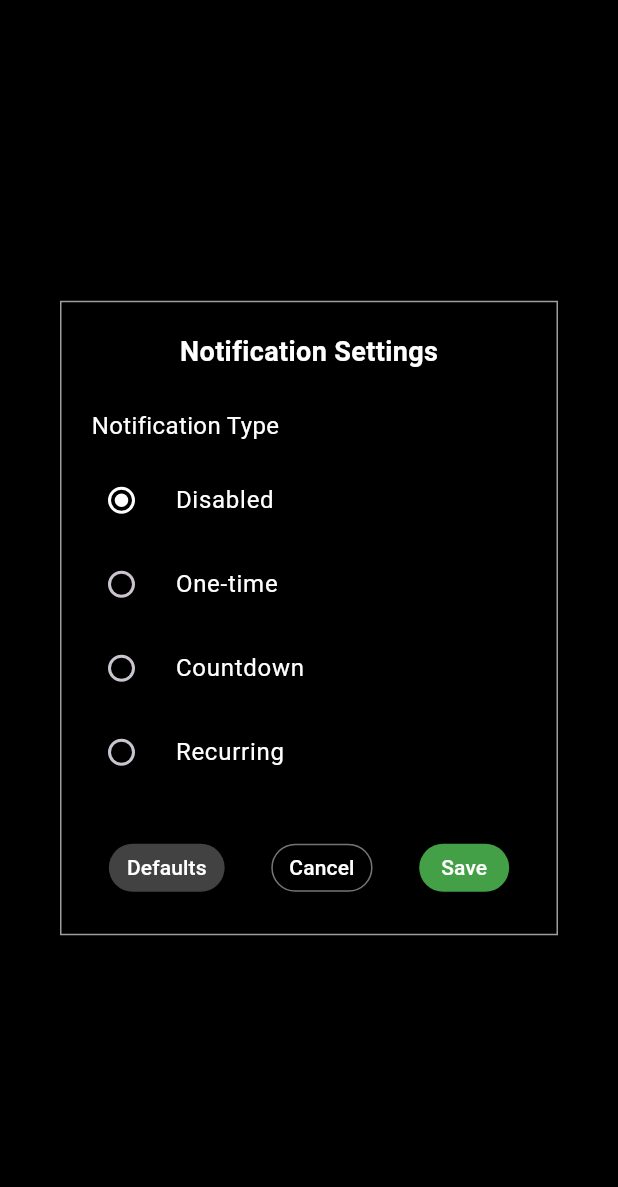
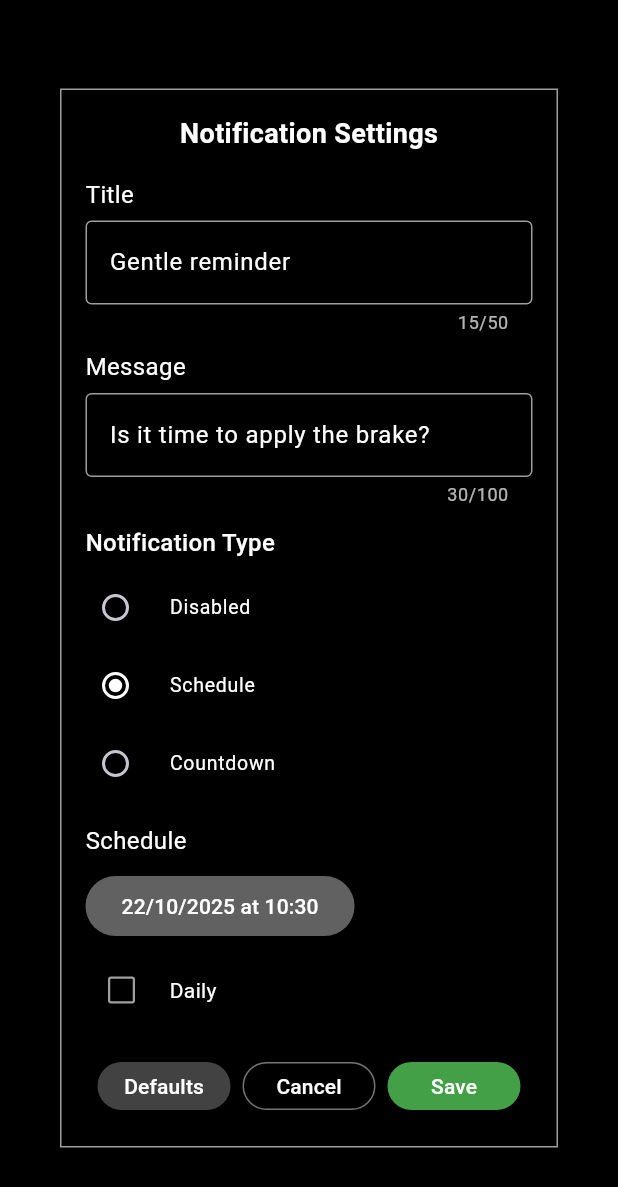
Before and after one commit to Accelerated-Intensity-Ltd/softbrake, a Flutter app: the NotificationConfigDialog widget shown alone on an empty page, opened directly with empty values, on a phone screen of 412 x 824 dp. Shown: the top 1187 px of the screen. Run offline on Flutter 3.47's test engine with Material 3 defaults, Android fonts, the phone set to English and light mode, and no system bars; our stand-ins replace flutter_colorpicker, flutter_local_notifications, flutter_svg, image_picker, shared_preferences, timezone; missing offline and left inert: crop_your_image; accounts and stored records are empty.

Commit message:
UI changes for notifications config

```diff
--- a/lib/config/notification_config.dart
+++ b/lib/config/notification_config.dart
@@ -2,7 +2,7 @@ import 'dart:io';
 import 'package:flutter/material.dart';
 import '../services/notification_service.dart';
 
-enum NotificationType { disabled, oneTime, countdown, recurring }
+enum NotificationType { disabled, oneTime, countdown }
 
 class NotificationSettings {
   final NotificationType type;
@@ -10,17 +10,15 @@ class NotificationSettings {
   final String body;
   final DateTime? scheduleTime;
   final Duration? countdownDuration;
-  final List<int>? recurringDays; // 1-7 for Monday-Sunday
-  final TimeOfDay? recurringTime;
+  final bool isDaily;
 
   const NotificationSettings({
-    this.type = NotificationType.disabled,
+    this.type = NotificationType.oneTime,
     this.title = 'Gentle reminder',
     this.body = 'Is it time to apply the brake?',
     this.scheduleTime,
     this.countdownDuration,
-    this.recurringDays,
-    this.recurringTime,
+    this.isDaily = false,
   });
 
   NotificationSettings copyWith({
@@ -29,8 +27,7 @@ class NotificationSettings {
     String? body,
     DateTime? scheduleTime,
     Duration? countdownDuration,
-    List<int>? recurringDays,
-    TimeOfDay? recurringTime,
+    bool? isDaily,
   }) {
     return NotificationSettings(
       type: type ?? this.type,
@@ -38,12 +35,13 @@ class NotificationSettings {
       body: body ?? this.body,
       scheduleTime: scheduleTime ?? this.scheduleTime,
       countdownDuration: countdownDuration ?? this.countdownDuration,
-      recurringDays: recurringDays ?? this.recurringDays,
-      recurringTime: recurringTime ?? this.recurringTime,
+      isDaily: isDaily ?? this.isDaily,
     );
   }
 
-  static const NotificationSettings defaultSettings = NotificationSettings();
+  static const NotificationSettings defaultSettings = NotificationSettings(
+    type: NotificationType.oneTime,
+  );
 }
 
 class NotificationConfigDialog extends StatefulWidget {
@@ -68,8 +66,7 @@ class _NotificationConfigDialogState extends State<NotificationConfigDialog> {
   late TextEditingController _bodyController;
   DateTime? _selectedDateTime;
   Duration? _selectedCountdown;
-  TimeOfDay? _selectedRecurringTime;
-  Set<int> _selectedDays = {};
+  bool _isDaily = false;
   bool _hasRequiredPermissions = true;
 
   // Predefined countdown durations
@@ -90,8 +87,7 @@ class _NotificationConfigDialogState extends State<NotificationConfigDialog> {
     _bodyController = TextEditingController(text: widget.initialSettings.body);
     _selectedDateTime = widget.initialSettings.scheduleTime;
     _selectedCountdown = widget.initialSettings.countdownDuration;
-    _selectedRecurringTime = widget.initialSettings.recurringTime;
-    _selectedDays = widget.initialSettings.recurringDays?.toSet() ?? {};
+    _isDaily = widget.initialSettings.isDaily;
 
     _titleController.addListener(() => setState(() {}));
     _bodyController.addListener(() => setState(() {}));
@@ -124,19 +120,9 @@ class _NotificationConfigDialogState extends State<NotificationConfigDialog> {
            current.body != widget.initialSettings.body ||
            current.scheduleTime != widget.initialSettings.scheduleTime ||
            current.countdownDuration != widget.initialSettings.countdownDuration ||
-           !_listsEqual(current.recurringDays, widget.initialSettings.recurringDays) ||
-           current.recurringTime != widget.initialSettings.recurringTime;
+           current.isDaily != widget.initialSettings.isDaily;
   }
 
-  bool _listsEqual(List<int>? a, List<int>? b) {
-    if (a == null && b == null) return true;
-    if (a == null || b == null) return false;
-    if (a.length != b.length) return false;
-    for (int i = 0; i < a.length; i++) {
-      if (a[i] != b[i]) return false;
-    }
-    return true;
-  }
 
   NotificationSettings _buildCurrentSettings() {
     return NotificationSettings(
@@ -145,8 +131,7 @@ class _NotificationConfigDialogState extends State<NotificationConfigDialog> {
       body: _bodyController.text.trim().isEmpty ? 'Is it time to apply the brake?' : _bodyController.text.trim(),
       scheduleTime: _selectedType == NotificationType.oneTime ? _selectedDateTime : null,
       countdownDuration: _selectedType == NotificationType.countdown ? _selectedCountdown : null,
-      recurringDays: _selectedType == NotificationType.recurring ? (_selectedDays.toList()..sort()) : null,
-      recurringTime: _selectedType == NotificationType.recurring ? _selectedRecurringTime : null,
+      isDaily: _selectedType == NotificationType.oneTime ? _isDaily : false,
     );
   }
 
@@ -216,31 +201,6 @@ class _NotificationConfigDialogState extends State<NotificationConfigDialog> {
     }
   }
 
-  Future<void> _selectRecurringTime() async {
-    final time = await showTimePicker(
-      context: context,
-      initialTime: _selectedRecurringTime ?? const TimeOfDay(hour: 9, minute: 0),
-      builder: (context, child) {
-        return Theme(
-          data: Theme.of(context).copyWith(
-            colorScheme: const ColorScheme.dark(
-              primary: Colors.white,
-              onPrimary: Colors.black,
-              surface: Colors.black,
-              onSurface: Colors.white,
-            ),
-          ),
-          child: child!,
-        );
-      },
-    );
-
-    if (time != null) {
-      setState(() {
-        _selectedRecurringTime = time;
-      });
-    }
-  }
 
   String _formatCustomDuration(Duration duration) {
     if (duration.inHours > 0) {
@@ -399,9 +359,9 @@ class _NotificationConfigDialogState extends State<NotificationConfigDialog> {
       children: [
         const Text(
           'Notification Type',
-          style: TextStyle(color: Colors.white, fontSize: 16),
+          style: TextStyle(color: Colors.white, fontSize: 16, fontWeight: FontWeight.w500),
         ),
-        const SizedBox(height: 10),
+        const SizedBox(height: 8),
         ...NotificationType.values.map((type) {
           String label;
           switch (type) {
@@ -409,17 +369,16 @@ class _NotificationConfigDialogState extends State<NotificationConfigDialog> {
               label = 'Disabled';
               break;
             case NotificationType.oneTime:
-              label = 'One-time';
+              label = 'Schedule';
               break;
             case NotificationType.countdown:
               label = 'Countdown';
               break;
-            case NotificationType.recurring:
-              label = 'Recurring';
-              break;
           }
 
-          return RadioListTile<NotificationType>(
+          return Container(
+            margin: const EdgeInsets.only(bottom: 4),
+            child: RadioListTile<NotificationType>(
               title: Text(label, style: const TextStyle(color: Colors.white)),
               value: type,
               groupValue: _selectedType,
@@ -430,6 +389,8 @@ class _NotificationConfigDialogState extends State<NotificationConfigDialog> {
               },
               activeColor: Colors.white,
               contentPadding: EdgeInsets.zero,
+              dense: true,
+            ),
           );
         }),
       ],
@@ -441,7 +402,7 @@ class _NotificationConfigDialogState extends State<NotificationConfigDialog> {
       crossAxisAlignment: CrossAxisAlignment.start,
       children: [
         const Text('Title', style: TextStyle(color: Colors.white, fontSize: 16)),
-        const SizedBox(height: 8),
+        const SizedBox(height: 6),
         TextField(
           controller: _titleController,
           maxLength: 50,
@@ -455,13 +416,13 @@ class _NotificationConfigDialogState extends State<NotificationConfigDialog> {
             counterStyle: TextStyle(color: Colors.white.withOpacity(0.7)),
           ),
         ),
-        const SizedBox(height: 15),
+        const SizedBox(height: 10),
         const Text('Message', style: TextStyle(color: Colors.white, fontSize: 16)),
-        const SizedBox(height: 8),
+        const SizedBox(height: 6),
         TextField(
           controller: _bodyController,
           maxLength: 100,
-          maxLines: 3,
+          maxLines: 2,
           minLines: 1,
           style: const TextStyle(color: Colors.white),
           decoration: InputDecoration(
@@ -482,7 +443,7 @@ class _NotificationConfigDialogState extends State<NotificationConfigDialog> {
       crossAxisAlignment: CrossAxisAlignment.start,
       children: [
         const Text('Schedule', style: TextStyle(color: Colors.white, fontSize: 16)),
-        const SizedBox(height: 10),
+        const SizedBox(height: 8),
         ElevatedButton(
           onPressed: _selectDateTime,
           style: ElevatedButton.styleFrom(
@@ -495,6 +456,27 @@ class _NotificationConfigDialogState extends State<NotificationConfigDialog> {
                 : 'Select date & time',
           ),
         ),
+        const SizedBox(height: 8),
+        Row(
+          children: [
+            Checkbox(
+              value: _isDaily,
+              onChanged: (bool? value) {
+                setState(() {
+                  _isDaily = value ?? false;
+                });
+              },
+              activeColor: Colors.white,
+              checkColor: Colors.black,
+              side: const BorderSide(color: Colors.grey, width: 1.5),
+            ),
+            const SizedBox(width: 8),
+            const Text(
+              'Daily',
+              style: TextStyle(color: Colors.white, fontSize: 14),
+            ),
+          ],
+        ),
       ],
     );
   }
@@ -504,10 +486,10 @@ class _NotificationConfigDialogState extends State<NotificationConfigDialog> {
       crossAxisAlignment: CrossAxisAlignment.start,
       children: [
         const Text('Countdown Duration', style: TextStyle(color: Colors.white, fontSize: 16)),
-        const SizedBox(height: 10),
+        const SizedBox(height: 8),
         Wrap(
-          spacing: 8,
-          runSpacing: 8,
+          spacing: 6,
+          runSpacing: 6,
           children: [
             ..._presetDurations.map((duration) {
               String label;
@@ -560,54 +542,6 @@ class _NotificationConfigDialogState extends State<NotificationConfigDialog> {
     );
   }
 
-  Widget _buildRecurringConfig() {
-    const days = ['Mon', 'Tue', 'Wed', 'Thu', 'Fri', 'Sat', 'Sun'];
-
-    return Column(
-      crossAxisAlignment: CrossAxisAlignment.start,
-      children: [
-        const Text('Days', style: TextStyle(color: Colors.white, fontSize: 16)),
-        const SizedBox(height: 10),
-        Wrap(
-          spacing: 8,
-          children: List.generate(7, (index) {
-            final dayNum = index + 1;
-            return ChoiceChip(
-              label: Text(days[index]),
-              selected: _selectedDays.contains(dayNum),
-              onSelected: (selected) {
-                setState(() {
-                  if (selected) {
-                    _selectedDays.add(dayNum);
-                  } else {
-                    _selectedDays.remove(dayNum);
-                  }
-                });
-              },
-              backgroundColor: Colors.grey[800],
-              selectedColor: Colors.grey[600],
-              labelStyle: const TextStyle(color: Colors.white),
-            );
-          }),
-        ),
-        const SizedBox(height: 15),
-        const Text('Time', style: TextStyle(color: Colors.white, fontSize: 16)),
-        const SizedBox(height: 10),
-        ElevatedButton(
-          onPressed: _selectRecurringTime,
-          style: ElevatedButton.styleFrom(
-            backgroundColor: Colors.grey[700],
-            foregroundColor: Colors.white,
-          ),
-          child: Text(
-            _selectedRecurringTime != null
-                ? '${_selectedRecurringTime!.hour.toString().padLeft(2, '0')}:${_selectedRecurringTime!.minute.toString().padLeft(2, '0')}'
-                : 'Select time',
-          ),
-        ),
-      ],
-    );
-  }
 
   Widget _buildPermissionWarning() {
     if (_hasRequiredPermissions || _selectedType == NotificationType.disabled) {
@@ -615,8 +549,8 @@ class _NotificationConfigDialogState extends State<NotificationConfigDialog> {
     }
 
     return Container(
-      margin: const EdgeInsets.only(bottom: 15),
-      padding: const EdgeInsets.all(12),
+      margin: const EdgeInsets.only(bottom: 10),
+      padding: const EdgeInsets.all(8),
       decoration: BoxDecoration(
         color: Colors.orange.withOpacity(0.1),
         border: Border.all(color: Colors.orange, width: 1),
@@ -638,12 +572,12 @@ class _NotificationConfigDialogState extends State<NotificationConfigDialog> {
               ),
             ],
           ),
-          const SizedBox(height: 8),
+          const SizedBox(height: 6),
           Text(
             'Notifications require "Alarms & reminders" permission. Please enable it in Android Settings > Apps > Soft Brake > Permissions.',
             style: TextStyle(color: Colors.orange.shade300, fontSize: 12),
           ),
-          const SizedBox(height: 8),
+          const SizedBox(height: 6),
           ElevatedButton(
             onPressed: () async {
               await NotificationService().requestPermissions();
@@ -666,7 +600,7 @@ class _NotificationConfigDialogState extends State<NotificationConfigDialog> {
     return Dialog(
       backgroundColor: Colors.black,
       child: Container(
-        padding: const EdgeInsets.all(20),
+        padding: const EdgeInsets.all(16),
         decoration: BoxDecoration(
           color: Colors.black,
           border: Border.all(color: Colors.grey, width: 1),
@@ -686,22 +620,25 @@ class _NotificationConfigDialogState extends State<NotificationConfigDialog> {
                   ),
                 ),
               ),
-              const SizedBox(height: 25),
+              const SizedBox(height: 16),
               _buildPermissionWarning(),
+              if (_selectedType != NotificationType.disabled) ...[
+                _buildTextFields(),
+                const SizedBox(height: 12),
+              ],
               _buildTypeSelection(),
               if (_selectedType != NotificationType.disabled) ...[
-                const SizedBox(height: 20),
-                _buildTextFields(),
-                const SizedBox(height: 20),
+                const SizedBox(height: 12),
                 if (_selectedType == NotificationType.oneTime) _buildOneTimeConfig(),
                 if (_selectedType == NotificationType.countdown) _buildCountdownConfig(),
-                if (_selectedType == NotificationType.recurring) _buildRecurringConfig(),
               ],
-              const SizedBox(height: 25),
-              Row(
-                mainAxisAlignment: MainAxisAlignment.spaceEvenly,
+              const SizedBox(height: 16),
+              Padding(
+                padding: const EdgeInsets.symmetric(horizontal: 8),
+                child: Row(
                   children: [
-                  ElevatedButton(
+                    Expanded(
+                      child: ElevatedButton(
                         onPressed: () async {
                           await widget.onDefaults();
                           if (context.mounted) {
@@ -711,27 +648,31 @@ class _NotificationConfigDialogState extends State<NotificationConfigDialog> {
                         style: ElevatedButton.styleFrom(
                           backgroundColor: Colors.grey[800],
                           foregroundColor: Colors.white,
-                      minimumSize: const Size(60, 32),
-                      padding: const EdgeInsets.symmetric(horizontal: 12, vertical: 6),
+                          minimumSize: const Size(0, 32),
+                          padding: const EdgeInsets.symmetric(horizontal: 10, vertical: 6),
                         ),
                         child: const Text('Defaults'),
                       ),
+                    ),
                     const SizedBox(width: 8),
-                  ElevatedButton(
+                    Expanded(
+                      child: ElevatedButton(
                         onPressed: () {
                           Navigator.of(context).pop();
                         },
                         style: ElevatedButton.styleFrom(
                           backgroundColor: Colors.black,
                           foregroundColor: Colors.white,
-                      minimumSize: const Size(60, 32),
-                      padding: const EdgeInsets.symmetric(horizontal: 12, vertical: 6),
+                          minimumSize: const Size(0, 32),
+                          padding: const EdgeInsets.symmetric(horizontal: 10, vertical: 6),
                           side: BorderSide(color: Colors.grey[600]!, width: 1),
                         ),
                         child: const Text('Cancel'),
                       ),
+                    ),
                     const SizedBox(width: 8),
-                  ElevatedButton(
+                    Expanded(
+                      child: ElevatedButton(
                         onPressed: _hasChanges() ? () {
                           final settings = _buildCurrentSettings();
                           widget.onSave(settings);
@@ -740,12 +681,14 @@ class _NotificationConfigDialogState extends State<NotificationConfigDialog> {
                         style: ElevatedButton.styleFrom(
                           backgroundColor: _hasChanges() ? Colors.green[600] : Colors.grey[700],
                           foregroundColor: Colors.white,
-                      minimumSize: const Size(60, 32),
-                      padding: const EdgeInsets.symmetric(horizontal: 12, vertical: 6),
+                          minimumSize: const Size(0, 32),
+                          padding: const EdgeInsets.symmetric(horizontal: 10, vertical: 6),
                         ),
                         child: const Text('Save'),
                       ),
+                    ),
                   ],
+                ),
               ),
             ],
           ),
```
Also changed, not shown: lib/services/notification_service.dart (+30 -66 lines). Lines whose indentation alone changed are shown as unchanged.
